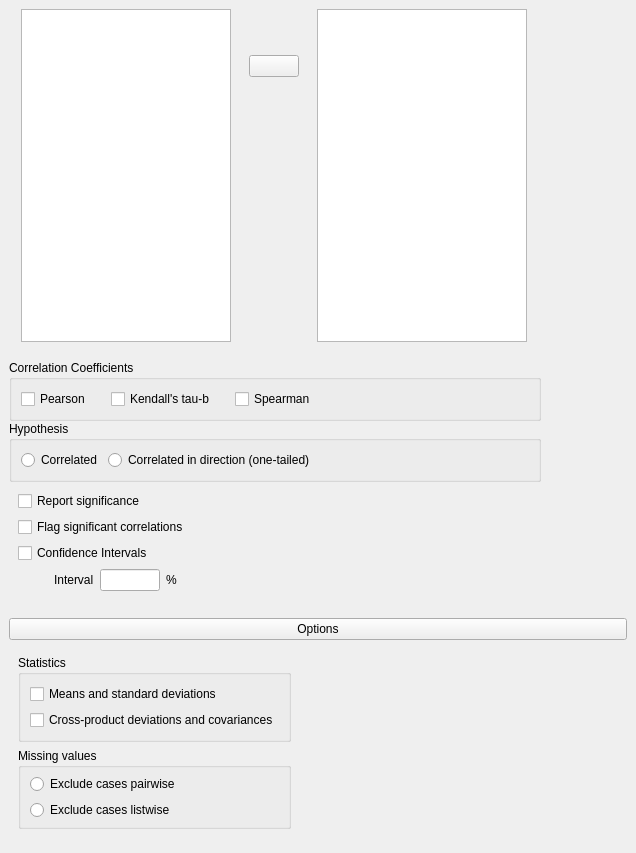
Above: JASP-Desktop/analysisforms/correlationform.ui from jasp-stats/jasp-desktop before the change. Below: the same form after it.
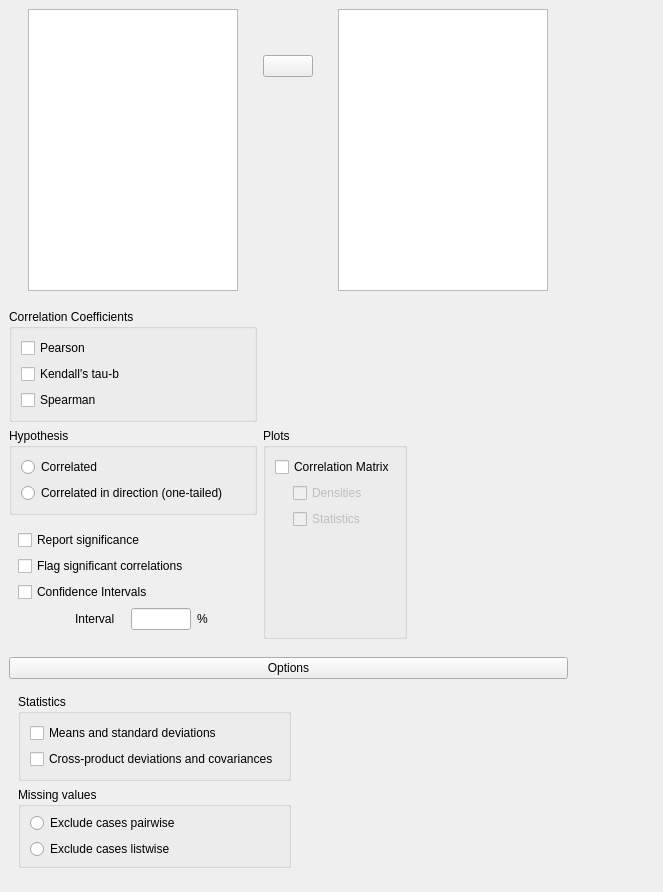
That is the form after the change. Custom widgets are drawn as their Qt base class.

Commit message:
C Correlation: added options for plots
for @quentingronau

The edit to the form file:
```diff
--- a/JASP-Desktop/analysisforms/correlationform.ui
+++ b/JASP-Desktop/analysisforms/correlationform.ui
@@ -6,14 +6,14 @@
    <rect>
     <x>0</x>
     <y>0</y>
-    <width>636</width>
-    <height>853</height>
+    <width>663</width>
+    <height>861</height>
    </rect>
   </property>
   <property name="windowTitle">
    <string>Form</string>
   </property>
-  <layout class="QGridLayout" name="gridLayout_12">
+  <layout class="QGridLayout" name="gridLayout_8">
    <property name="leftMargin">
     <number>0</number>
    </property>
@@ -97,7 +97,7 @@
      </layout>
     </widget>
    </item>
-   <item row="0" column="1" rowspan="2">
+   <item row="0" column="1">
     <widget class="QWidget" name="widget_2" native="true">
      <property name="minimumSize">
       <size>
@@ -107,100 +107,9 @@
      </property>
     </widget>
    </item>
-   <item row="1" column="0">
+   <item row="1" column="0" colspan="2">
     <widget class="QWidget" name="widget_5" native="true">
-     <layout class="QGridLayout" name="gridLayout_11">
-      <property name="verticalSpacing">
-       <number>0</number>
-      </property>
-      <item row="1" column="0">
-       <widget class="BoundGroupBox" name="hypothesis">
-        <property name="title">
-         <string>Hypothesis</string>
-        </property>
-        <property name="flat">
-         <bool>true</bool>
-        </property>
-        <layout class="QGridLayout" name="gridLayout_3">
-         <item row="0" column="1">
-          <widget class="QRadioButton" name="_2correlatedInDirection">
-           <property name="text">
-            <string>Correlated in direction (one-tailed)</string>
-           </property>
-          </widget>
-         </item>
-         <item row="0" column="0">
-          <widget class="QRadioButton" name="_1correlated">
-           <property name="text">
-            <string>Correlated</string>
-           </property>
-          </widget>
-         </item>
-         <item row="0" column="2">
-          <spacer name="horizontalSpacer_3">
-           <property name="orientation">
-            <enum>Qt::Horizontal</enum>
-           </property>
-           <property name="sizeHint" stdset="0">
-            <size>
-             <width>40</width>
-             <height>20</height>
-            </size>
-           </property>
-          </spacer>
-         </item>
-        </layout>
-       </widget>
-      </item>
-      <item row="0" column="0">
-       <widget class="QGroupBox" name="groupBox">
-        <property name="title">
-         <string>Correlation Coefficients</string>
-        </property>
-        <property name="flat">
-         <bool>true</bool>
-        </property>
-        <layout class="QGridLayout" name="gridLayout_2">
-         <property name="horizontalSpacing">
-          <number>20</number>
-         </property>
-         <item row="0" column="1">
-          <widget class="BoundCheckBox" name="kendallsTauB">
-           <property name="text">
-            <string>Kendall's tau-b</string>
-           </property>
-          </widget>
-         </item>
-         <item row="0" column="2">
-          <widget class="BoundCheckBox" name="spearman">
-           <property name="text">
-            <string>Spearman</string>
-           </property>
-          </widget>
-         </item>
-         <item row="0" column="0">
-          <widget class="BoundCheckBox" name="pearson">
-           <property name="text">
-            <string>Pearson</string>
-           </property>
-          </widget>
-         </item>
-         <item row="0" column="3">
-          <spacer name="horizontalSpacer_2">
-           <property name="orientation">
-            <enum>Qt::Horizontal</enum>
-           </property>
-           <property name="sizeHint" stdset="0">
-            <size>
-             <width>40</width>
-             <height>20</height>
-            </size>
-           </property>
-          </spacer>
-         </item>
-        </layout>
-       </widget>
-      </item>
+     <layout class="QGridLayout" name="gridLayout_12">
       <item row="2" column="0">
        <widget class="QWidget" name="widget_7" native="true">
         <layout class="QGridLayout" name="gridLayout_5">
@@ -263,19 +172,6 @@
               </property>
              </widget>
             </item>
-            <item row="0" column="4">
-             <spacer name="horizontalSpacer">
-              <property name="orientation">
-               <enum>Qt::Horizontal</enum>
-              </property>
-              <property name="sizeHint" stdset="0">
-               <size>
-                <width>40</width>
-                <height>20</height>
-               </size>
-              </property>
-             </spacer>
-            </item>
             <item row="0" column="3">
              <widget class="QLabel" name="label_2">
               <property name="text">
@@ -296,10 +192,147 @@
         </layout>
        </widget>
       </item>
+      <item row="0" column="0">
+       <widget class="QGroupBox" name="groupBox">
+        <property name="title">
+         <string>Correlation Coefficients</string>
+        </property>
+        <property name="flat">
+         <bool>true</bool>
+        </property>
+        <layout class="QGridLayout" name="gridLayout_2">
+         <property name="horizontalSpacing">
+          <number>20</number>
+         </property>
+         <item row="0" column="0">
+          <widget class="BoundCheckBox" name="pearson">
+           <property name="text">
+            <string>Pearson</string>
+           </property>
+          </widget>
+         </item>
+         <item row="1" column="0">
+          <widget class="BoundCheckBox" name="kendallsTauB">
+           <property name="text">
+            <string>Kendall's tau-b</string>
+           </property>
+          </widget>
+         </item>
+         <item row="2" column="0">
+          <widget class="BoundCheckBox" name="spearman">
+           <property name="text">
+            <string>Spearman</string>
+           </property>
+          </widget>
+         </item>
+        </layout>
+       </widget>
+      </item>
+      <item row="0" column="2">
+       <spacer name="horizontalSpacer">
+        <property name="orientation">
+         <enum>Qt::Horizontal</enum>
+        </property>
+        <property name="sizeHint" stdset="0">
+         <size>
+          <width>40</width>
+          <height>20</height>
+         </size>
+        </property>
+       </spacer>
+      </item>
+      <item row="1" column="0">
+       <widget class="BoundGroupBox" name="hypothesis">
+        <property name="title">
+         <string>Hypothesis</string>
+        </property>
+        <property name="flat">
+         <bool>true</bool>
+        </property>
+        <layout class="QGridLayout" name="gridLayout_3">
+         <item row="0" column="0">
+          <widget class="QRadioButton" name="_1correlated">
+           <property name="text">
+            <string>Correlated</string>
+           </property>
+          </widget>
+         </item>
+         <item row="1" column="0">
+          <widget class="QRadioButton" name="_2correlatedInDirection">
+           <property name="text">
+            <string>Correlated in direction (one-tailed)</string>
+           </property>
+          </widget>
+         </item>
+        </layout>
+       </widget>
+      </item>
+      <item row="1" column="1" rowspan="2">
+       <widget class="QGroupBox" name="groupBox_2">
+        <property name="title">
+         <string>Plots</string>
+        </property>
+        <property name="flat">
+         <bool>true</bool>
+        </property>
+        <layout class="QGridLayout" name="gridLayout_11">
+         <item row="3" column="1">
+          <spacer name="verticalSpacer_3">
+           <property name="orientation">
+            <enum>Qt::Vertical</enum>
+           </property>
+           <property name="sizeHint" stdset="0">
+            <size>
+             <width>20</width>
+             <height>40</height>
+            </size>
+           </property>
+          </spacer>
+         </item>
+         <item row="1" column="1">
+          <widget class="BoundCheckBox" name="plotDensities">
+           <property name="enabled">
+            <bool>false</bool>
+           </property>
+           <property name="text">
+            <string>Densities</string>
+           </property>
+          </widget>
+         </item>
+         <item row="0" column="0" colspan="2">
+          <widget class="BoundCheckBox" name="plotCorrelationMatrix">
+           <property name="text">
+            <string>Correlation Matrix</string>
+           </property>
+          </widget>
+         </item>
+         <item row="2" column="1">
+          <widget class="BoundCheckBox" name="plotStatistics">
+           <property name="enabled">
+            <bool>false</bool>
+           </property>
+           <property name="text">
+            <string>Statistics</string>
+           </property>
+          </widget>
+         </item>
+         <item row="1" column="0" rowspan="2">
+          <widget class="QWidget" name="widget_3" native="true">
+           <property name="maximumSize">
+            <size>
+             <width>12</width>
+             <height>16777215</height>
+            </size>
+           </property>
+          </widget>
+         </item>
+        </layout>
+       </widget>
+      </item>
      </layout>
     </widget>
    </item>
-   <item row="2" column="0" colspan="2">
+   <item row="2" column="0">
     <widget class="QWidget" name="optionsWidget" native="true">
      <layout class="QGridLayout" name="gridLayout">
       <item row="0" column="0">
```
Left out of the diff: 35 changed lines with no effect on the pictures. The commit also changes 1 other file.
